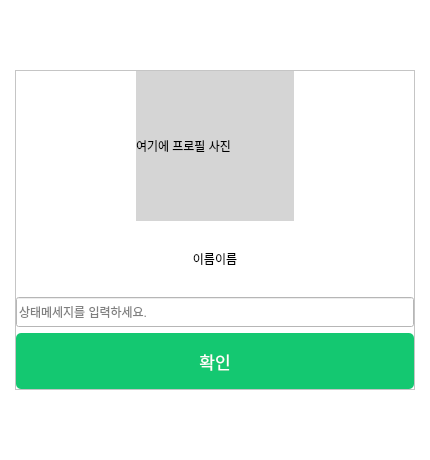
Above: main_code/front/ui/profile_dialog.ui from guaba98/TeamCollaborationTool before the change. Below: the same form after it.
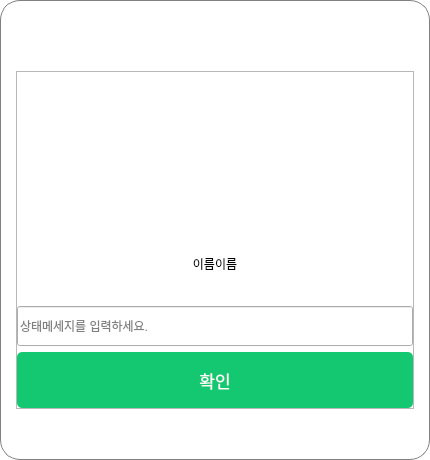
That is the form after the change.

What changed in the file:
```diff
--- a/main_code/front/ui/profile_dialog.ui
+++ b/main_code/front/ui/profile_dialog.ui
@@ -20,10 +20,43 @@
    <string>Dialog</string>
   </property>
   <property name="styleSheet">
-   <string notr="true">background-color: rgb(255, 255, 255);</string>
+   <string notr="true">
+QFrame#frame{
+background-color: rgb(255, 255, 255);
+border-radius:20px;
+border: 0.5px solid gray;
+
+}
+QDialog#ProfileDialog{
+background-color:rgb(255, 255, 255, 0)
+}</string>
   </property>
   <layout class="QVBoxLayout" name="verticalLayout_2">
    <property name="leftMargin">
+    <number>0</number>
+   </property>
+   <property name="topMargin">
+    <number>0</number>
+   </property>
+   <property name="rightMargin">
+    <number>0</number>
+   </property>
+   <property name="bottomMargin">
+    <number>0</number>
+   </property>
+   <item>
+    <widget class="QFrame" name="frame">
+     <property name="frameShape">
+      <enum>QFrame::StyledPanel</enum>
+     </property>
+     <property name="frameShadow">
+      <enum>QFrame::Raised</enum>
+     </property>
+     <layout class="QVBoxLayout" name="verticalLayout_3">
+      <property name="spacing">
+       <number>6</number>
+      </property>
+      <property name="leftMargin">
     <number>15</number>
    </property>
    <property name="topMargin">
@@ -33,7 +66,7 @@
     <number>15</number>
    </property>
    <property name="bottomMargin">
-    <number>70</number>
+       <number>50</number>
    </property>
    <item>
     <widget class="QFrame" name="main_frame">
@@ -73,10 +106,14 @@
            </size>
           </property>
           <property name="styleSheet">
-           <string notr="true">background-color: rgb(213, 213, 213);</string>
+              <string notr="true">
+border-radius:75px;</string>
           </property>
           <property name="text">
-           <string>여기에 프로필 사진</string>
+              <string/>
+             </property>
+             <property name="scaledContents">
+              <bool>true</bool>
           </property>
          </widget>
         </item>
@@ -97,7 +134,7 @@
         <property name="minimumSize">
          <size>
           <width>0</width>
-          <height>30</height>
+             <height>40</height>
          </size>
         </property>
         <property name="placeholderText">
@@ -133,6 +170,11 @@
    </item>
   </layout>
  </widget>
- <resources/>
+   </item>
+  </layout>
+ </widget>
+ <resources>
+  <include location="../src_img/my_qrc.qrc"/>
+ </resources>
  <connections/>
 </ui>
```
Lines whose indentation alone changed are shown as unchanged.
